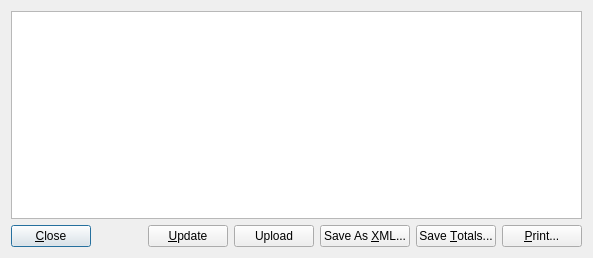
Before: the Qt Designer form Charm/Widgets/ReportPreviewWindow.ui in KDAB/Charm, drawn with Qt 5.
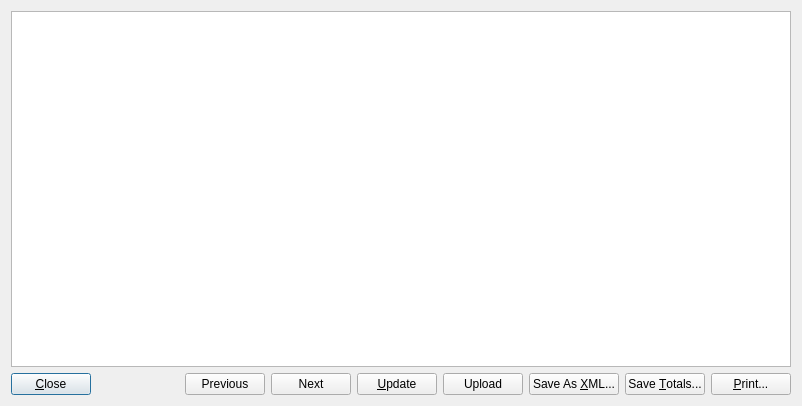
After: the same form once the commit is applied.

Commit message:
previous and next navigation in buttons now
previous and next links should never be in the printed report.
move them to external push buttons

Patch:
```diff
--- a/Charm/Widgets/ReportPreviewWindow.ui
+++ b/Charm/Widgets/ReportPreviewWindow.ui
@@ -6,8 +6,8 @@
    <rect>
     <x>0</x>
     <y>0</y>
-    <width>593</width>
-    <height>258</height>
+    <width>802</width>
+    <height>406</height>
    </rect>
   </property>
   <property name="windowTitle">
@@ -43,6 +43,20 @@
        </property>
       </spacer>
      </item>
+     <item>
+      <widget class="QPushButton" name="pushButtonPrevious">
+       <property name="text">
+        <string>Previous</string>
+       </property>
+      </widget>
+     </item>
+     <item>
+      <widget class="QPushButton" name="pushButtonNext">
+       <property name="text">
+        <string>Next</string>
+       </property>
+      </widget>
+     </item>
      <item>
       <widget class="QPushButton" name="pushButtonUpdate">
        <property name="text">
```
The commit also changes 8 other files.
